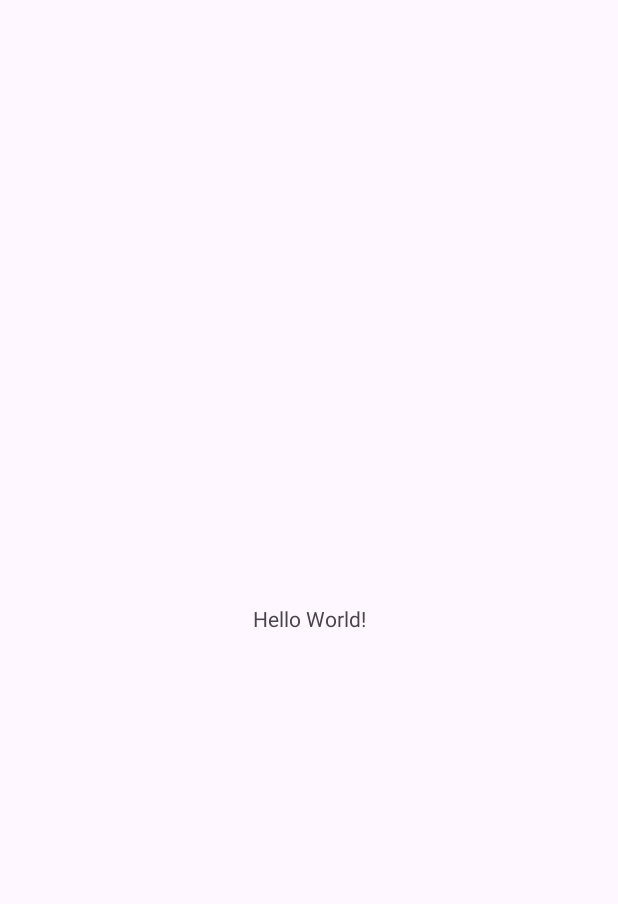
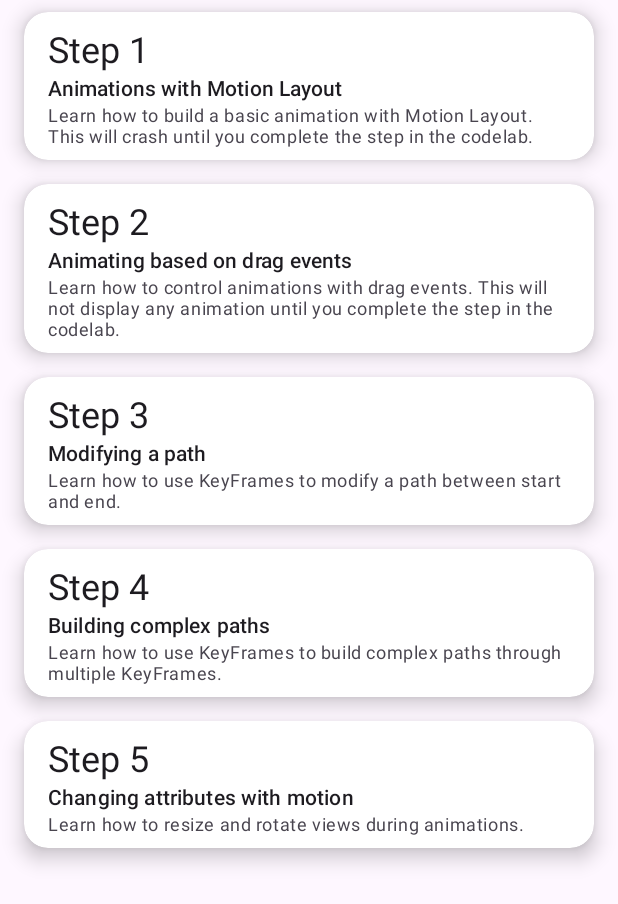
Before and after one commit to Uthoai/Motion-ex-list, an Android app: the screen it shows after launch (MainActivity), on a phone screen of 412 x 824 dp. Before the commit the part shown is almost empty. Shown: the top 904 px of the screen. Run offline under Robolectric (Android 15) with nearby library versions, the phone set to English and light mode, and no system bars.

Commit message:
recycler view

```diff
--- a/app/src/main/java/com/example/motion_ex_list/MainActivity.kt
+++ b/app/src/main/java/com/example/motion_ex_list/MainActivity.kt
@@ -1,20 +1,96 @@
 package com.example.motion_ex_list
 
+import android.app.Activity
+import android.content.Intent
 import android.os.Bundle
+import android.view.LayoutInflater
+import android.view.ViewGroup
+import android.widget.TextView
 import androidx.activity.enableEdgeToEdge
 import androidx.appcompat.app.AppCompatActivity
-import androidx.core.view.ViewCompat
-import androidx.core.view.WindowInsetsCompat
+import androidx.cardview.widget.CardView
+import androidx.recyclerview.widget.RecyclerView
+import com.example.motion_ex_list.ui.Step1Activity
+import com.example.motion_ex_list.ui.Step2Activity
+import com.example.motion_ex_list.ui.Step3Activity
+import com.example.motion_ex_list.ui.Step4Activity
+import com.example.motion_ex_list.ui.Step5Activity
+import kotlin.reflect.KClass
+
+data class Step(
+    val number: String,
+    val name: String,
+    val caption: String,
+    val activity: KClass<out Activity>
+)
+
+private val data = listOf(
+    Step("Step 1",
+        "Animations with Motion Layout",
+        "Learn how to build a basic animation with Motion Layout. This will crash until you complete the step in the codelab.",
+        Step1Activity::class
+    ),
+    Step("Step 2",
+        "Animating based on drag events",
+        "Learn how to control animations with drag events. This will not display any animation until you complete the step in the codelab.",
+        Step2Activity::class
+    ),
+    Step("Step 3",
+        "Modifying a path",
+        "Learn how to use KeyFrames to modify a path between start and end.",
+        Step3Activity::class
+    ),
+    Step("Step 4",
+        "Building complex paths",
+        "Learn how to use KeyFrames to build complex paths through multiple KeyFrames.",
+        Step4Activity::class
+    ),
+    Step("Step 5",
+        "Changing attributes with motion",
+        "Learn how to resize and rotate views during animations.",
+        Step5Activity::class
+    )
+)
 
 class MainActivity : AppCompatActivity() {
     override fun onCreate(savedInstanceState: Bundle?) {
         super.onCreate(savedInstanceState)
-        enableEdgeToEdge()
         setContentView(R.layout.activity_main)
-        ViewCompat.setOnApplyWindowInsetsListener(findViewById(R.id.main)) { v, insets ->
-            val systemBars = insets.getInsets(WindowInsetsCompat.Type.systemBars())
-            v.setPadding(systemBars.left, systemBars.top, systemBars.right, systemBars.bottom)
-            insets
+
+        val recyclerView: RecyclerView = findViewById(R.id.recyclerView)
+        recyclerView.adapter = MainAdapter(data)
+
+    }
+}
+
+class MainAdapter(val data: List<Step>): RecyclerView.Adapter<MainViewHolder>(){
+    override fun onCreateViewHolder(parent: ViewGroup, viewType: Int): MainViewHolder {
+        val view = LayoutInflater.from(parent.context).inflate(R.layout.item_layout,parent,false)
+        return MainViewHolder(view as CardView)
+    }
+
+    override fun getItemCount(): Int = data.size
+
+    override fun onBindViewHolder(holder: MainViewHolder, position: Int) {
+        holder.bind(data[position])
+    }
+
+}
+
+class MainViewHolder(val cardView: CardView): RecyclerView.ViewHolder(cardView){
+    val header: TextView = cardView.findViewById(R.id.tv_header)
+    val description: TextView = cardView.findViewById(R.id.tv_description)
+    val caption: TextView = cardView.findViewById(R.id.tv_caption)
+
+    fun bind(step: Step){
+        header.text = step.number
+        description.text = step.name
+        caption.text = step.caption
+
+        val context = cardView.context
+        cardView.setOnClickListener {
+            val intent = Intent(context, step.activity.java)
+            context.startActivity(intent)
         }
     }
 }
--- a/app/src/main/res/layout/activity_main.xml
+++ b/app/src/main/res/layout/activity_main.xml
@@ -1,5 +1,6 @@
 <?xml version="1.0" encoding="utf-8"?>
-<androidx.constraintlayout.widget.ConstraintLayout xmlns:android="http://schemas.android.com/apk/res/android"
+<androidx.constraintlayout.widget.ConstraintLayout
+    xmlns:android="http://schemas.android.com/apk/res/android"
     xmlns:app="http://schemas.android.com/apk/res-auto"
     xmlns:tools="http://schemas.android.com/tools"
     android:id="@+id/main"
@@ -7,13 +8,10 @@
     android:layout_height="match_parent"
     tools:context=".MainActivity">
 
-    <TextView
-        android:layout_width="wrap_content"
-        android:layout_height="wrap_content"
-        android:text="Hello World!"
-        app:layout_constraintBottom_toBottomOf="parent"
-        app:layout_constraintEnd_toEndOf="parent"
-        app:layout_constraintStart_toStartOf="parent"
-        app:layout_constraintTop_toTopOf="parent" />
+    <androidx.recyclerview.widget.RecyclerView
+        android:id="@+id/recyclerView"
+        android:layout_width="match_parent"
+        android:layout_height="match_parent"
+        app:layoutManager="androidx.recyclerview.widget.LinearLayoutManager" />
 
 </androidx.constraintlayout.widget.ConstraintLayout>
--- /dev/null
+++ b/app/src/main/res/layout/item_layout.xml
@@ -0,0 +1,43 @@
+<?xml version="1.0" encoding="utf-8"?>
+<androidx.cardview.widget.CardView xmlns:android="http://schemas.android.com/apk/res/android"
+    android:layout_width="match_parent"
+    android:layout_height="wrap_content"
+    xmlns:app="http://schemas.android.com/apk/res-auto"
+    android:layout_marginVertical="8dp"
+    android:layout_marginHorizontal="16dp"
+    app:cardCornerRadius="16dp"
+    app:cardElevation="8dp">
+
+    <androidx.constraintlayout.widget.ConstraintLayout
+        android:layout_width="match_parent"
+        android:layout_height="wrap_content"
+        android:layout_marginHorizontal="16dp"
+        android:layout_marginVertical="8dp">
+
+        <TextView
+            android:layout_width="wrap_content"
+            android:layout_height="wrap_content"
+            android:id="@+id/tv_header"
+            android:textAppearance="?textAppearanceHeadline5"
+            app:layout_constraintStart_toStartOf="parent"
+            app:layout_constraintTop_toTopOf="parent"/>
+
+        <TextView
+            android:layout_width="wrap_content"
+            android:layout_height="wrap_content"
+            android:id="@+id/tv_description"
+            android:textAppearance="?textAppearanceSubtitle2"
+            app:layout_constraintStart_toStartOf="parent"
+            app:layout_constraintTop_toBottomOf="@id/tv_header"/>
+
+        <TextView
+            android:layout_width="wrap_content"
+            android:layout_height="wrap_content"
+            android:id="@+id/tv_caption"
+            android:textAppearance="?textAppearanceCaption"
+            app:layout_constraintStart_toStartOf="parent"
+            app:layout_constraintTop_toBottomOf="@id/tv_description"/>
+
+    </androidx.constraintlayout.widget.ConstraintLayout>
+
+</androidx.cardview.widget.CardView>
```
Also changed, not shown: app/src/main/AndroidManifest.xml (+15 -0 lines), app/src/main/java/com/example/motion_ex_list/ui/Step1Activity.kt (added, +21 -0 lines), app/src/main/java/com/example/motion_ex_list/ui/Step2Activity.kt (added, +21 -0 lines), app/src/main/java/com/example/motion_ex_list/ui/Step3Activity.kt (added, +21 -0 lines), app/src/main/java/com/example/motion_ex_list/ui/Step4Activity.kt (added, +21 -0 lines), app/src/main/java/com/example/motion_ex_list/ui/Step5Activity.kt (added, +21 -0 lines), app/src/main/res/layout/activity_step1.xml (added, +10 -0 lines), app/src/main/res/layout/activity_step2.xml (added, +10 -0 lines), app/src/main/res/layout/activity_step3.xml (added, +10 -0 lines), app/src/main/res/layout/activity_step4.xml (added, +10 -0 lines), app/src/main/res/layout/activity_step5.xml (added, +10 -0 lines).
